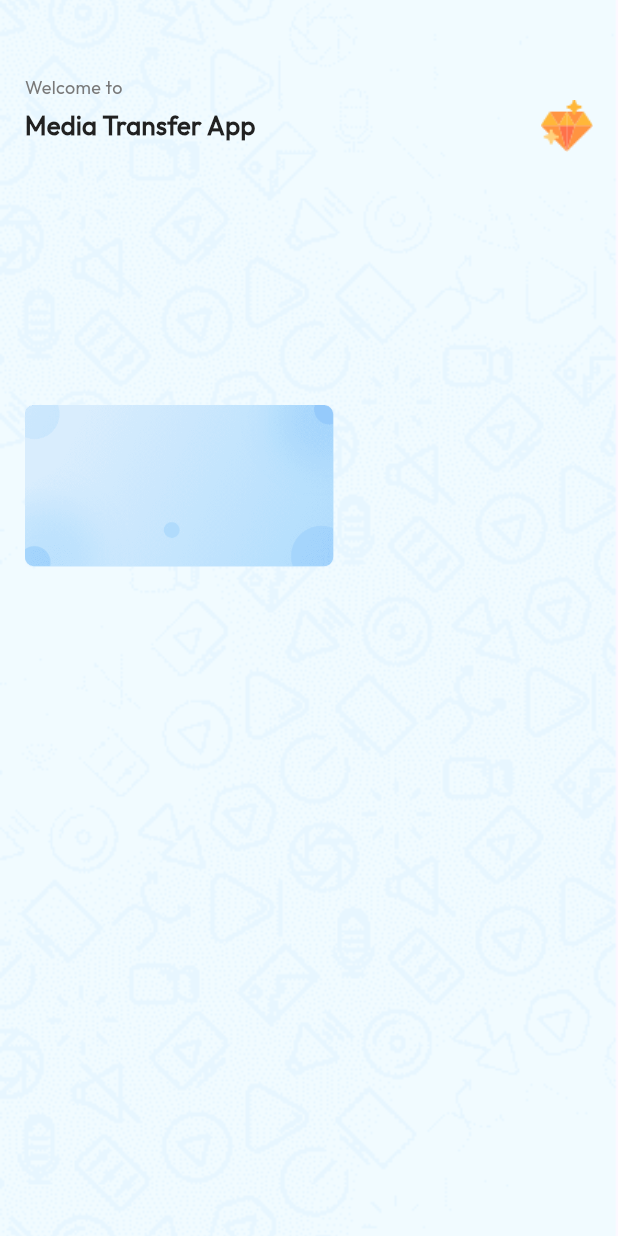
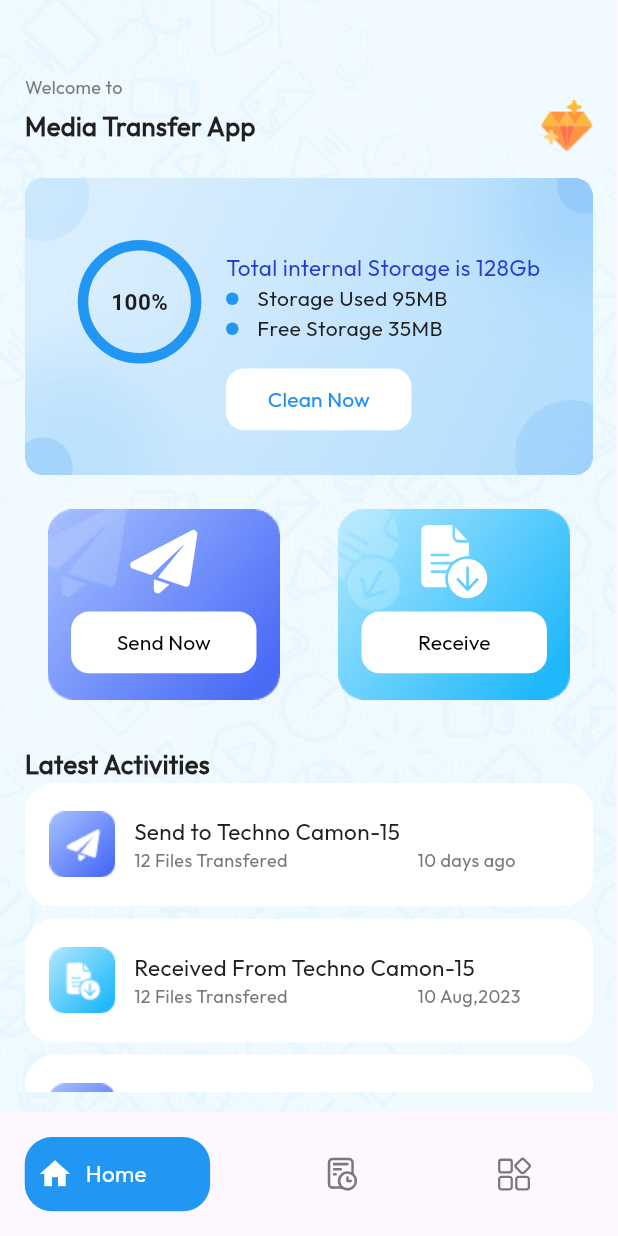
Before and after one commit to AqibKhan61/2nd-Page, a Flutter app: the screen it shows after launch, on a phone screen of 412 x 824 dp. Run offline on Flutter 3.47's test engine with Material 2 defaults, Android fonts, the phone set to English and light mode, and no system bars; our stand-ins replace flutter_svg.

Commit message:
Created a well attracted and responsive dashboard page

```diff
--- a/lib/main.dart
+++ b/lib/main.dart
@@ -18,7 +18,7 @@ class MyApp extends StatelessWidget {
         colorScheme: ColorScheme.fromSeed(seedColor: Colors.deepPurple),
         useMaterial3: true,
       ),
-      home: const HomeScreen(),
+      home:  HomeScreen(),
     );
   }
 }
--- a/lib/screens/home.dart
+++ b/lib/screens/home.dart
@@ -1,8 +1,22 @@
 import 'package:flutter/material.dart';
+import 'package:secondpage/widgets/lists.dart';
+import 'package:secondpage/widgets/twoboxex.dart';
 import 'package:secondpage/widgets/firstBox.dart';
+import 'package:secondpage/widgets/bottombar.dart';
+// ignore_for_file: no_leading_underscores_for_local_identifiers
 
 class HomeScreen extends StatelessWidget {
-  const HomeScreen({super.key});
+  HomeScreen({super.key});
+  List<Lists> items = [
+    Lists('assets/images/group_1320.png', 'Send to Techno Camon-15',
+        '12 Files Transfered', '10 days ago'),
+    Lists('assets/images/group_1244.png', 'Received From Techno Camon-15',
+        '12 Files Transfered', '10 Aug,2023'),
+    Lists('assets/images/group_1320.png', 'Send to Techno Camon-15',
+        '12 Files Transfered', '10 days ago'),
+    Lists('assets/images/group_1244.png', 'Received From Techno Camon-15',
+        '12 Files Transfered', '10 Aug,2023'),
+  ];
   @override
   Widget build(BuildContext context) {
     var _ksize = MediaQuery.of(context).size;
@@ -24,6 +38,7 @@ class HomeScreen extends StatelessWidget {
             left: _ksize.width * 0.04,
             right: _ksize.width * 0.04,
           ),
+
           child: Column(
             crossAxisAlignment: CrossAxisAlignment.start,
             children: [
@@ -48,15 +63,64 @@ class HomeScreen extends StatelessWidget {
                         fontSize: 17.0),
                   ),
                   const Spacer(),
-                  Image.asset('assets/images/group_1328.png'),
+                  Padding(
+                    padding: EdgeInsets.only(bottom: _ksize.height*0.001),
+                    child: Image.asset('assets/images/group_1328.png'),
+                  ),
                 ],
               ),
-              SizedBox(height: _ksize.height*0.02,),
+              SizedBox(
+                height: _ksize.height * 0.02,
+              ),
               const FirstBox(),
+              SizedBox(
+                height: _ksize.height * 0.02,
+              ),
+              const TwoBoxes(),
+              SizedBox(
+                height: _ksize.height * 0.03,
+              ),
+              const Text(
+                'Latest Activities',
+                style: TextStyle(
+                    color: Color(0xff212121),
+                    fontWeight: FontWeight.w700,
+                    fontFamily: "Outfit",
+                    fontStyle: FontStyle.normal,
+                    fontSize: 17.0),
+              ),
+              // SizedBox(
+              //   height: _ksize.height * 0.01,
+              // ),
+              Container(
+                height: _ksize.height*0.25,
+                width: double.infinity,
+                child: ListView.builder(
+                    itemCount: items.length,
+                    shrinkWrap: true,
+                    scrollDirection: Axis.vertical,
+                    itemBuilder: (context, index) {
+                      return Listss(
+                          title: items[index].titl,
+                          image: items[index].img,
+                          text: items[index].txt,
+                          time: items[index].tm);
+                    }),
+              )
             ],
           ),
         ),
       ),
+      bottomNavigationBar: const BottomBar(),
     );
   }
 }
+
+class Lists {
+  Lists(this.img, this.titl, this.txt, this.tm);
+
+  final String img;
+  final String titl;
+  final String txt;
+  final String tm;
+}
--- /dev/null
+++ b/lib/widgets/bottombar.dart
@@ -0,0 +1,59 @@
+import 'package:flutter/material.dart';
+import 'package:flutter_svg/flutter_svg.dart';
+// ignore_for_file: no_leading_underscores_for_local_identifiers
+
+
+class BottomBar extends StatelessWidget {
+  const BottomBar({super.key});
+  @override
+  Widget build(BuildContext context) {
+    var _ksize = MediaQuery.of(context).size;
+    return Container(
+      height: _ksize.height * 0.10,
+      width: double.infinity,
+      child: Padding(
+        padding: EdgeInsets.only(
+            left: _ksize.width * 0.04, right: _ksize.width * 0.04),
+        child: Row(
+          children: [
+            Container(
+              height: _ksize.height * 0.06,
+              width: _ksize.width * 0.30,
+              decoration: BoxDecoration(
+                  color: Colors.blue, borderRadius: BorderRadius.circular(18)),
+              child: Padding(
+                padding: EdgeInsets.only(left: _ksize.width * 0.02),
+                child: Row(
+                  children: [
+                    const Icon(
+                      Icons.home,
+                      color: Colors.white,
+                    ),
+                    SizedBox(
+                      width: _ksize.width * 0.02,
+                    ),
+                    const Text('Home',
+                        style: TextStyle(
+                            color: Color(0xffffffff),
+                            fontWeight: FontWeight.w400,
+                            fontFamily: "Outfit",
+                            fontStyle: FontStyle.normal,
+                            fontSize: 15.0)),
+                  ],
+                ),
+              ),
+            ),
+            SizedBox(
+              width: _ksize.width * 0.185,
+            ),
+            SvgPicture.asset('assets/images/mask_group_25.svg'),
+             SizedBox(
+              width: _ksize.width * 0.220,
+            ),
+            SvgPicture.asset('assets/images/mask_group_26.svg'),
+          ],
+        ),
+      ),
+    );
+  }
+}
--- /dev/null
+++ b/lib/widgets/dotContainer.dart
@@ -0,0 +1,23 @@
+import 'package:flutter/material.dart';
+// ignore_for_file: file_names
+
+// ignore_for_file: no_leading_underscores_for_local_identifiers
+
+
+
+class DotCon extends StatelessWidget{
+  const DotCon({super.key});
+  @override
+  Widget build(BuildContext context) {
+    var _ksize = MediaQuery.of(context).size;
+    return SizedBox(
+      child: Center(
+        child: Container(
+          height: _ksize.height*0.01,
+          width: _ksize.width*0.02,
+          decoration: BoxDecoration(borderRadius: BorderRadius.circular(4),color: Colors.blue,),
+        ),
+      ),
+    );
+  }
+}
--- a/lib/widgets/firstbox.dart
+++ b/lib/widgets/firstbox.dart
@@ -1,5 +1,7 @@
 import 'package:flutter/material.dart';
 import 'package:secondpage/widgets/progressbar.dart';
+import 'package:secondpage/widgets/dotContainer.dart';
+// ignore_for_file: no_leading_underscores_for_local_identifiers
 
 class FirstBox extends StatelessWidget {
   const FirstBox({super.key});
@@ -7,22 +9,93 @@ class FirstBox extends StatelessWidget {
   Widget build(BuildContext context) {
     var _ksize = MediaQuery.of(context).size;
     return Container(
-      width: _ksize.width*0.500,
-      height: _ksize.height*0.500,
+      width: double.infinity,
+      height: _ksize.height * 0.240,
       decoration: const BoxDecoration(
         image: DecorationImage(
           image: AssetImage('assets/images/mask_group_17.png'),
         ),
+        //borderRadius: BorderRadius.circular(15)
       ),
-      child: const Row(
+      child: Row(
+        mainAxisAlignment: MainAxisAlignment.center,
         children: [
-          //ProgressBar(),
-         //SizedBox(width: _ksize.width*0.01),
-         Column(
-          children: [
-            //Text('Total internal Storage is 128Gb'),
-          ],
-         )
+          const ProgressBar(),
+          SizedBox(width: _ksize.width * 0.04),
+          Padding(
+            padding: EdgeInsets.only(top: _ksize.height * 0.06),
+            child: Column(
+              crossAxisAlignment: CrossAxisAlignment.start,
+              children: [
+                const Text(
+                  'Total internal Storage is 128Gb',
+                  style: TextStyle(
+                      color: Color(0xff273dce),
+                      fontWeight: FontWeight.w400,
+                      fontFamily: "Outfit",
+                      fontStyle: FontStyle.normal,
+                      fontSize: 15.0),
+                ),
+                Row(
+                  children: [
+                    const DotCon(),
+                    SizedBox(
+                      width: _ksize.width * 0.03,
+                    ),
+                    const Text(
+                      'Storage Used 95MB',
+                      style: TextStyle(
+                          color: Color(0xff212121),
+                          fontWeight: FontWeight.w400,
+                          fontFamily: "Outfit",
+                          fontStyle: FontStyle.normal,
+                          fontSize: 14.0),
+                    ),
+                  ],
+                ),
+                Row(
+                  children: [
+                    const DotCon(),
+                    SizedBox(
+                      width: _ksize.width * 0.03,
+                    ),
+                    const Text(
+                      'Free Storage 35MB',
+                      style: TextStyle(
+                          color: Color(0xff212121),
+                          fontWeight: FontWeight.w400,
+                          fontFamily: "Outfit",
+                          fontStyle: FontStyle.normal,
+                          fontSize: 14.0),
+                    ),
+                  ],
+                ),
+                SizedBox(
+                  height: _ksize.height * 0.02,
+                ),
+                //ElevatedButton(onPressed: () {}, child: const Text('Clean Now'))
+                Container(
+                  height: _ksize.height * 0.05,
+                  width: _ksize.width * 0.30,
+                  decoration: BoxDecoration(
+                    color: Colors.white,
+                    borderRadius: BorderRadius.circular(12),
+                  ),
+                  child: TextButton(
+                      onPressed: () {},
+                      child: const Text(
+                        'Clean Now',
+                        style: TextStyle(
+                            color: Color(0xff2190f4),
+                            fontWeight: FontWeight.w400,
+                            fontFamily: "Outfit",
+                            fontStyle: FontStyle.normal,
+                            fontSize: 14.0),
+                      )),
+                )
+              ],
+            ),
+          )
         ],
       ),
     );
--- /dev/null
+++ b/lib/widgets/lists.dart
@@ -0,0 +1,73 @@
+import 'package:flutter/material.dart';
+// ignore_for_file: no_leading_underscores_for_local_identifiers
+
+
+class Listss extends StatelessWidget {
+  const Listss(
+      {super.key,
+      required this.title,
+      required this.image,
+      required this.text,
+      required this.time});
+
+  final String image;
+  final String title;
+  final String text;
+  final String time;
+  @override
+  Widget build(BuildContext context) {
+    var _ksize = MediaQuery.of(context).size;
+    return Container(
+      height: _ksize.height * 0.10,
+      width: double.infinity,
+      decoration: BoxDecoration(
+          color: Colors.white, borderRadius: BorderRadius.circular(20)),
+      margin: EdgeInsets.only(bottom: _ksize.height * 0.01),
+      child: Padding(
+        padding: EdgeInsets.only(left: _ksize.width * 0.04),
+        child: Row(
+          children: [
+            Image.asset(image),
+            SizedBox(width: _ksize.width * 0.03),
+            Column(
+              crossAxisAlignment: CrossAxisAlignment.start,
+              mainAxisAlignment: MainAxisAlignment.center,
+              children: [
+                Text(
+                  title,
+                  style: const TextStyle(
+                      color: Color(0xff212121),
+                      fontWeight: FontWeight.w400,
+                      fontFamily: "Outfit",
+                      fontStyle: FontStyle.normal,
+                      fontSize: 15.0),
+                ),
+                Row(
+                  children: [
+                    Text(text,
+                        style: const TextStyle(
+                            color: Color(0xff797979),
+                            fontWeight: FontWeight.w300,
+                            fontFamily: "Outfit",
+                            fontStyle: FontStyle.normal,
+                            fontSize: 12.0)),
+                    SizedBox(
+                      width: _ksize.width * 0.21,
+                    ),
+                    Text(time,
+                        style: const TextStyle(
+                            color: Color(0xff797979),
+                            fontWeight: FontWeight.w300,
+                            fontFamily: "Outfit",
+                            fontStyle: FontStyle.normal,
+                            fontSize: 12.0)),
+                  ],
+                )
+              ],
+            ),
+          ],
+        ),
+      ),
+    );
+  }
+}
--- a/lib/widgets/progressbar.dart
+++ b/lib/widgets/progressbar.dart
@@ -1,5 +1,7 @@
-import 'package:flutter/widgets.dart';
 import 'package:flutter/material.dart';
+
+// ignore_for_file: no_leading_underscores_for_local_identifiers
+
 
 
 class ProgressBar extends StatelessWidget{
@@ -8,14 +10,24 @@ class ProgressBar extends StatelessWidget{
   @override
   Widget build(BuildContext context) {
     var _ksize = MediaQuery.of(context).size;
-    return Container(
-      height: _ksize.height*0.09,
-      width: _ksize.width*0.20,
-      decoration: BoxDecoration(
-        borderRadius: BorderRadius.circular(100),
-        color: const Color.fromARGB(255, 127, 196, 253)
+    return Padding(
+      padding: EdgeInsets.only(bottom: _ksize.height*0.04),
+      child: Container(
+        height: _ksize.height*0.10,
+        width: _ksize.width*0.20,
+        decoration: BoxDecoration(
+          borderRadius: BorderRadius.circular(100),
+          border: Border.all(
+            color: Colors.blue,
+            width: 7,
+          ),
+          //color: const Color(0xff7ed1ff)
+        ),
+        child: const Center(child: Text('100%',style: TextStyle(
+          fontWeight: FontWeight.bold,
+          fontSize: 15,
+        ),)),
       ),
-      child: const Center(child: Text('80%')),
     );
   }
 }
--- /dev/null
+++ b/lib/widgets/twoboxex.dart
@@ -0,0 +1,94 @@
+import 'package:flutter/material.dart';
+import 'package:flutter_svg/flutter_svg.dart';
+// ignore_for_file: no_leading_underscores_for_local_identifiers
+
+
+class TwoBoxes extends StatelessWidget {
+  const TwoBoxes({super.key});
+
+  @override
+  Widget build(BuildContext context) {
+    var _ksize = MediaQuery.of(context).size;
+    return Row(
+      children: [
+        Container(
+          height: _ksize.height * 0.17,
+          width: _ksize.width * 0.45,
+          //width: _ksize.width*5,
+          decoration: const BoxDecoration(
+              //color: Colors.black,
+              image: DecorationImage(
+                  image: AssetImage('assets/images/group_1479.png'))),
+          child: Padding(
+            padding: EdgeInsets.only(top: _ksize.height * 0.02),
+            child: Column(
+              children: [
+                SvgPicture.asset('assets/images/mask_group_18.svg',
+                    fit: BoxFit.scaleDown),
+                    SizedBox(height: _ksize.height*0.01,),
+                Container(
+                  height: _ksize.height * 0.05,
+                  width: _ksize.width * 0.30,
+                  decoration: BoxDecoration(
+                    color: Colors.white,
+                    borderRadius: BorderRadius.circular(12),
+                  ),
+                  child: TextButton(
+                      onPressed: () {},
+                      child: const Text(
+                        'Send Now',
+                        style: TextStyle(
+                            color: Colors.black,
+                            fontWeight: FontWeight.w400,
+                            fontFamily: "Outfit",
+                            fontStyle: FontStyle.normal,
+                            fontSize: 14.0),
+                      )),
+                )
+              ],
+            ),
+          ),
+        ),
+        const Spacer(),
+        Container(
+          height: _ksize.height * 0.17,
+          width: _ksize.width * 0.45,
+          //width: _ksize.width*5,
+          decoration: const BoxDecoration(
+              //color: Colors.black,
+              image: DecorationImage(
+                  image: AssetImage('assets/images/group_1480.png'))),
+          child: Padding(
+            padding: EdgeInsets.only(top: _ksize.height * 0.02),
+            child: Column(
+              children: [
+                SvgPicture.asset('assets/images/mask_group_19.svg',
+                    fit: BoxFit.scaleDown),
+                    SizedBox(height: _ksize.height*0.01,),
+               Container(
+                  height: _ksize.height * 0.05,
+                  width: _ksize.width * 0.30,
+                  decoration: BoxDecoration(
+                    color: Colors.white,
+                    borderRadius: BorderRadius.circular(12),
+                  ),
+                  child: TextButton(
+                      onPressed: () {},
+                      child: const Text(
+                        'Receive',
+                        style: TextStyle(
+                            color: Colors.black,
+                            fontWeight: FontWeight.w400,
+                            fontFamily: "Outfit",
+                            fontStyle: FontStyle.normal,
+                            fontSize: 14.0),
+                      )),
+                )
+              ],
+            ),
+          ),
+        ),
+      ],
+    );
+  }
+}
--- a/pubspec.yaml
+++ b/pubspec.yaml
@@ -35,6 +35,7 @@ dependencies:
   # The following adds the Cupertino Icons font to your application.
   # Use with the CupertinoIcons class for iOS style icons.
   cupertino_icons: ^1.0.2
+  flutter_svg: ^2.0.7
 
 dev_dependencies:
   flutter_test:
```
Also changed, not shown: assets/images/group_1244.png (added), assets/images/group_1320.png (added), assets/images/group_1479.png (added), assets/images/group_1480.png (added), assets/images/mask_group_17.png, assets/images/mask_group_18.svg (added), assets/images/mask_group_19.svg (added), assets/images/mask_group_25.svg (added), assets/images/mask_group_26.svg (added), pubspec.lock.
